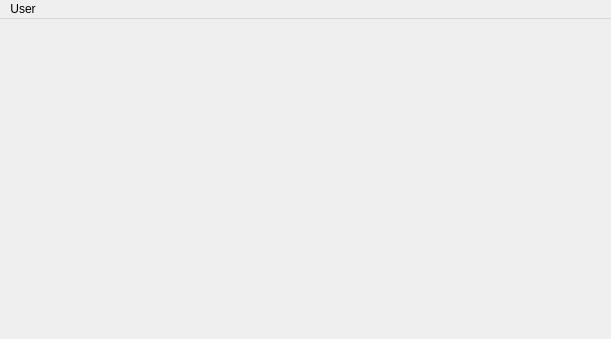
Qt form users.ui (MdTeach/KU_EL) before a commit; both pictures show x 0 to 611 and y 0 to 339 of the 800 by 600 pixel window.
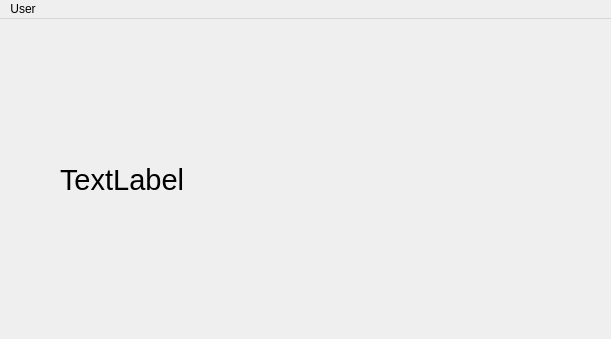
The same form after that commit.

Commit message: Greetings to the users added

The edit to the form file:
```diff
--- a/users.ui
+++ b/users.ui
@@ -27,6 +27,24 @@
      <string>Back</string>
     </property>
    </widget>
+   <widget class="QLabel" name="greetLabel">
+    <property name="geometry">
+     <rect>
+      <x>60</x>
+      <y>110</y>
+      <width>451</width>
+      <height>101</height>
+     </rect>
+    </property>
+    <property name="font">
+     <font>
+      <pointsize>22</pointsize>
+     </font>
+    </property>
+    <property name="text">
+     <string>TextLabel</string>
+    </property>
+   </widget>
   </widget>
   <widget class="QMenuBar" name="menubar">
    <property name="geometry">
```
The commit also changes 5 other files.
